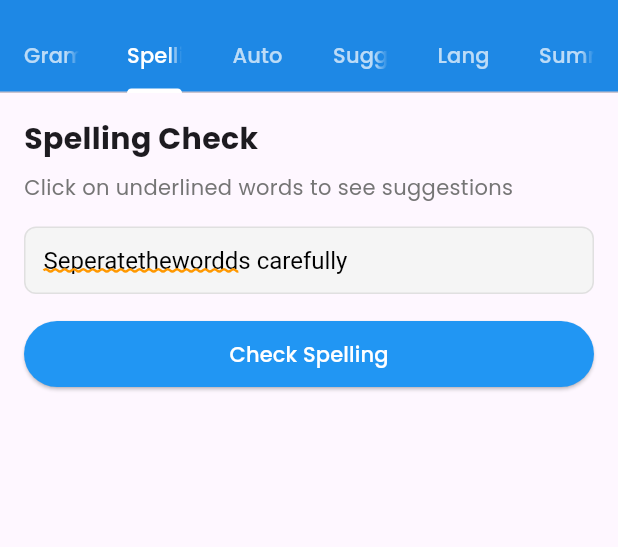
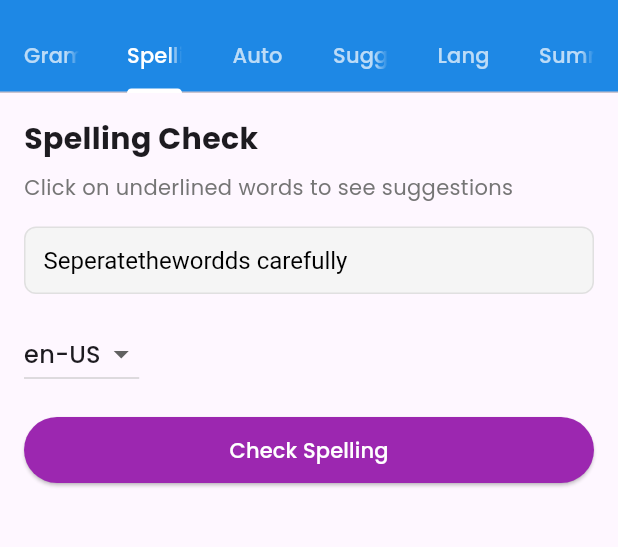
Before and after one commit to anjumArnab/Write-Right, a Flutter app: the screen it shows after launch, tab 2 chosen, on a phone screen of 412 x 824 dp, the part 63-610 px from its top. Run offline on Flutter 3.47's test engine with Material 3 defaults, Android fonts, the phone set to English and light mode, and no system bars; our stand-ins replace google_fonts.

Commit message:
spellchecking implemented

```diff
--- a/lib/views/homepage.dart
+++ b/lib/views/homepage.dart
@@ -28,10 +28,16 @@ class _HomepageState extends State<Homepage>
   String suggestionText = 'My name is Seth. My family';
   String summaryText = 'The quick brown fox jumps over';
 
+  // Grammar check variables
   List<TextError> grammarErrors = [];
   bool isLoadingGrammar = false;
   String? grammarErrorMessage;
   String detectedLanguage = 'en-US';
+
+  // Spelling check variables
+  List<TextError> spellingErrors = [];
+  bool isLoadingSpelling = false;
+  String? spellingErrorMessage;
 
   @override
   void initState() {
@@ -155,6 +161,75 @@ class _HomepageState extends State<Homepage>
       setState(() {
         grammarErrorMessage = 'Error checking grammar: ${e.toString()}';
         isLoadingGrammar = false;
+      });
+
+      ScaffoldMessenger.of(context).showSnackBar(
+        SnackBar(
+          content: Text('Error: ${e.toString()}'),
+          backgroundColor: Colors.red,
+        ),
+      );
+    }
+  }
+
+  // Check spelling using TextGears API
+  Future<void> _checkSpelling() async {
+    String text = spellingController.text.trim();
+
+    if (text.isEmpty) {
+      ScaffoldMessenger.of(context).showSnackBar(
+        SnackBar(
+          content: Text('Please enter some text to check'),
+          backgroundColor: Colors.orange,
+        ),
+      );
+      return;
+    }
+
+    setState(() {
+      isLoadingSpelling = true;
+      spellingErrorMessage = null;
+      spellingErrors = [];
+    });
+
+    try {
+      // Make API call to check spelling
+      TextGearsResponse response = await _textGearsService.checkSpelling(
+        text: text,
+        language: detectedLanguage,
+        useAI: true,
+      );
+
+      if (response.status) {
+        // Convert API errors to UI errors
+        List<TextError> errors = _convertApiErrorsToTextErrors(response.errors);
+
+        setState(() {
+          spellingErrors = errors;
+          isLoadingSpelling = false;
+        });
+
+        // Show success message
+        ScaffoldMessenger.of(context).showSnackBar(
+          SnackBar(
+            content: Text(
+              errors.isEmpty
+                  ? 'No spelling errors found!'
+                  : 'Found ${errors.length} spelling error(s)',
+            ),
+            backgroundColor: errors.isEmpty ? Colors.green : Colors.blue,
+          ),
+        );
+      } else {
+        setState(() {
+          spellingErrorMessage = 'API returned error status';
+          isLoadingSpelling = false;
+        });
+      }
+    } catch (e) {
+      setState(() {
+        spellingErrorMessage = 'Error checking spelling: ${e.toString()}';
+        isLoadingSpelling = false;
       });
 
       ScaffoldMessenger.of(context).showSnackBar(
@@ -366,37 +441,134 @@ class _HomepageState extends State<Homepage>
             style: TextStyle(color: Colors.grey[600]),
           ),
           SizedBox(height: 16),
+
+          // Custom text field with error highlighting
           CustomTextFieldWithErrors(
             controller: spellingController,
             hintText: 'Enter text to check spelling...',
-            errors: [
-              TextError(
-                start: 0,
-                end: 16,
-                type: ErrorType.spelling,
-                suggestion: 'Separate the words',
-                originalText: 'Seperatethewordds',
+            errors: spellingErrors,
+          ),
+
+          SizedBox(height: 16),
+
+          // Language selector for spelling
+          DropdownButton<String>(
+            value: detectedLanguage,
+            onChanged: (String? newValue) {
+              if (newValue != null) {
+                setState(() {
+                  detectedLanguage = newValue;
+                });
+              }
+            },
+            items:
+                <String>[
+                  'en-US',
+                  'en-GB',
+                  'fr-FR',
+                  'de-DE',
+                  'es-ES',
+                  'it-IT',
+                  'pt-PT',
+                ].map<DropdownMenuItem<String>>((String value) {
+                  return DropdownMenuItem<String>(
+                    value: value,
+                    child: Text(value),
+                  );
+                }).toList(),
+          ),
+
+          SizedBox(height: 16),
+
+          // Error message display
+          if (spellingErrorMessage != null)
+            Container(
+              padding: EdgeInsets.all(12),
+              margin: EdgeInsets.only(bottom: 16),
+              decoration: BoxDecoration(
+                color: Colors.red[50],
+                borderRadius: BorderRadius.circular(8),
+                border: Border.all(color: Colors.red[300]!),
               ),
-            ],
-          ),
-          SizedBox(height: 16),
+              child: Row(
+                children: [
+                  Icon(Icons.error, color: Colors.red, size: 20),
+                  SizedBox(width: 8),
+                  Expanded(
+                    child: Text(
+                      spellingErrorMessage!,
+                      style: TextStyle(color: Colors.red[700]),
+                    ),
+                  ),
+                ],
+              ),
+            ),
+
+          // Spelling check button
           SizedBox(
             width: double.infinity,
             child: ElevatedButton(
-              onPressed: () {
-                // Simulate spelling check
-                ScaffoldMessenger.of(context).showSnackBar(
-                  SnackBar(content: Text('Spelling check completed!')),
-                );
-              },
+              onPressed: isLoadingSpelling ? null : _checkSpelling,
               style: ElevatedButton.styleFrom(
-                backgroundColor: Colors.blue,
+                backgroundColor: Colors.purple,
                 foregroundColor: Colors.white,
                 padding: EdgeInsets.symmetric(vertical: 12),
               ),
-              child: Text('Check Spelling'),
+              child:
+                  isLoadingSpelling
+                      ? Row(
+                        mainAxisAlignment: MainAxisAlignment.center,
+                        children: [
+                          SizedBox(
+                            width: 20,
+                            height: 20,
+                            child: CircularProgressIndicator(
+                              color: Colors.white,
+                              strokeWidth: 2,
+                            ),
+                          ),
+                          SizedBox(width: 8),
+                          Text('Checking...'),
+                        ],
+                      )
+                      : Text('Check Spelling'),
             ),
           ),
+
+          SizedBox(height: 16),
+
+          // Results summary
+          if (spellingErrors.isNotEmpty)
+            Container(
+              padding: EdgeInsets.all(12),
+              decoration: BoxDecoration(
+                color: Colors.purple[50],
+                borderRadius: BorderRadius.circular(8),
+                border: Border.all(color: Colors.purple[300]!),
+              ),
+              child: Column(
+                crossAxisAlignment: CrossAxisAlignment.start,
+                children: [
+                  Text(
+                    'Spelling Check Results',
+                    style: TextStyle(
+                      fontWeight: FontWeight.bold,
+                      color: Colors.purple[800],
+                    ),
+                  ),
+                  SizedBox(height: 8),
+                  Text(
+                    'Found ${spellingErrors.length} spelling error(s)',
+                    style: TextStyle(color: Colors.purple[700]),
+                  ),
+                  SizedBox(height: 8),
+                  Text(
+                    'Click on underlined words to see suggestions and apply corrections.',
+                    style: TextStyle(color: Colors.purple[600], fontSize: 12),
+                  ),
+                ],
+              ),
+            ),
         ],
       ),
     );
```
